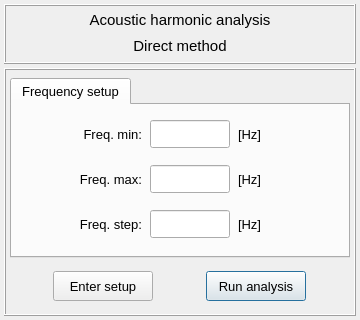
Qt form pulse/interface/data/ui_files/analysis/acoustic/harmonic_analysis_direct_method.ui (open-pulse/OpenPulse) before a commit.
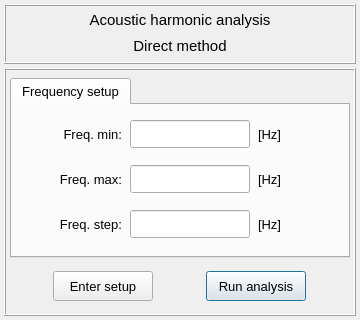
The same form after that commit. Icons and pictures are not drawn.

Patch:
```diff
--- a/pulse/interface/data/ui_files/analysis/acoustic/harmonic_analysis_direct_method.ui
+++ b/pulse/interface/data/ui_files/analysis/acoustic/harmonic_analysis_direct_method.ui
@@ -258,13 +258,13 @@
            <widget class="QLineEdit" name="lineEdit_fmin">
             <property name="minimumSize">
              <size>
-              <width>80</width>
+              <width>120</width>
               <height>28</height>
              </size>
             </property>
             <property name="maximumSize">
              <size>
-              <width>80</width>
+              <width>120</width>
               <height>28</height>
              </size>
             </property>
@@ -343,13 +343,13 @@
            <widget class="QLineEdit" name="lineEdit_fmax">
             <property name="minimumSize">
              <size>
-              <width>80</width>
+              <width>120</width>
               <height>28</height>
              </size>
             </property>
             <property name="maximumSize">
              <size>
-              <width>80</width>
+              <width>120</width>
               <height>28</height>
              </size>
             </property>
@@ -412,13 +412,13 @@
            <widget class="QLineEdit" name="lineEdit_fstep">
             <property name="minimumSize">
              <size>
-              <width>80</width>
+              <width>120</width>
               <height>28</height>
              </size>
             </property>
             <property name="maximumSize">
              <size>
-              <width>80</width>
+              <width>120</width>
               <height>28</height>
              </size>
             </property>
```
